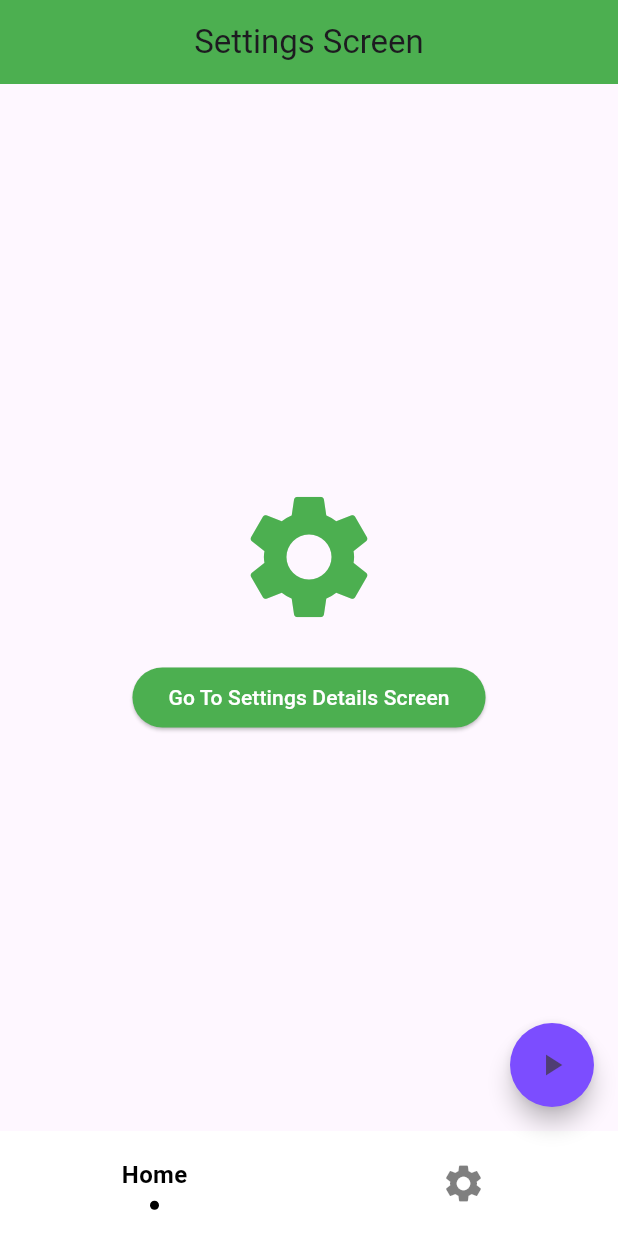
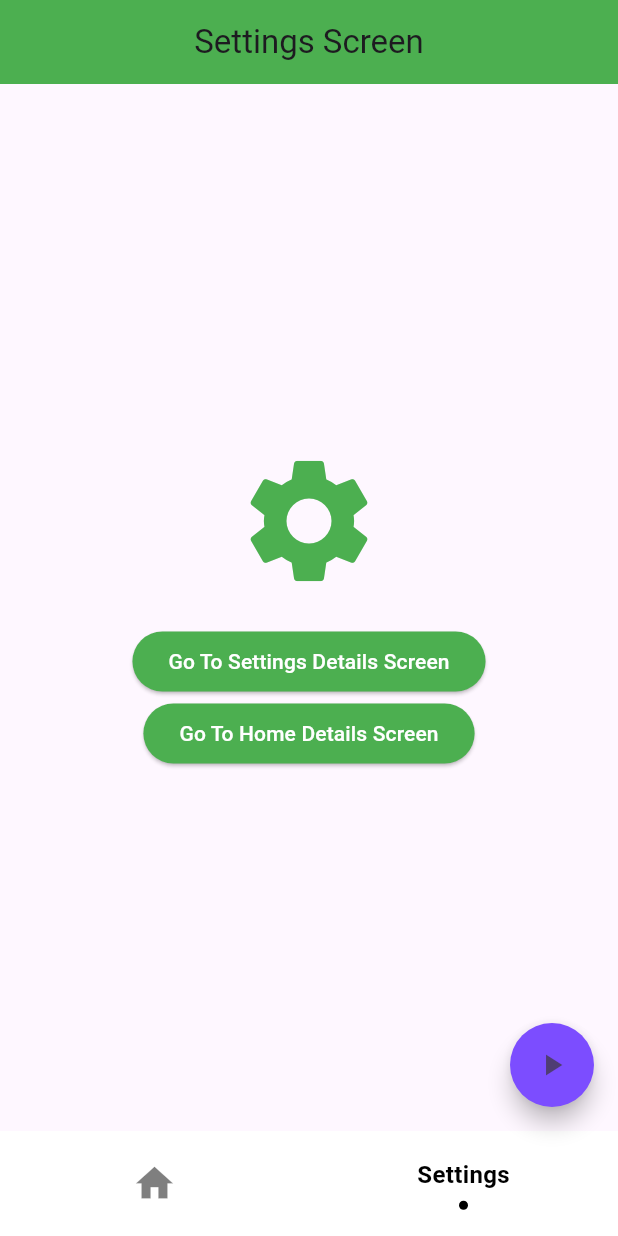
Before and after one commit to Neo-glitch/flutter_go_router_nested_nav, a Flutter app: the SettingsScreen screen opened by its route, on a phone screen of 412 x 824 dp. Run offline on Flutter 3.47's test engine with Material 3 defaults, Android fonts, the phone set to English and light mode, and no system bars; drawn by our look-alikes of sliding_clipped_nav_bar; our stand-ins replace go_router.

Commit message:
made change to handle update to the navigation bar when we go the nested routes of bottom nav screen

```diff
--- a/lib/views/home_screen.dart
+++ b/lib/views/home_screen.dart
@@ -27,7 +27,7 @@ class HomeScreen extends StatelessWidget {
           ),
           ElevatedButton(
             onPressed: () {
-              context.goNamed("home_details");
+              context.pushNamed("home_details");
             },
             style: ElevatedButton.styleFrom(
               backgroundColor: Colors.red,
--- a/lib/views/main_wrapper.dart
+++ b/lib/views/main_wrapper.dart
@@ -12,7 +12,7 @@ class MainWrapperScreen extends StatefulWidget {
 }
 
 class _MainWrapperScreenState extends State<MainWrapperScreen> {
-  int selectedIndex = 0;
+  // int selectedIndex = 0;
 
   void _goToBranch(int index) {
     widget.navigationShell.goBranch(
@@ -39,11 +39,11 @@ class _MainWrapperScreenState extends State<MainWrapperScreen> {
       ),
       bottomNavigationBar: SlidingClippedNavBar(
           backgroundColor: Colors.white,
-          selectedIndex: selectedIndex,
+          selectedIndex: widget.navigationShell.currentIndex,
           onButtonPressed: (index) {
-            setState(() {
-              selectedIndex = index;
-            });
+            // setState(() {
+            //   selectedIndex = index;
+            // });
             _goToBranch(index);
           },
           barItems: [
--- a/lib/views/settings_screen.dart
+++ b/lib/views/settings_screen.dart
@@ -36,6 +36,18 @@ class SettingsScreen extends StatelessWidget {
             child: const Text(
               "Go To Settings Details Screen",
             ),
+          ),
+          ElevatedButton(
+            onPressed: () {
+              context.goNamed("home_details");
+            },
+            style: ElevatedButton.styleFrom(
+              backgroundColor: Colors.green,
+              foregroundColor: Colors.white,
+            ),
+            child: const Text(
+              "Go To Home Details Screen",
+            ),
           )
         ],
       ),
```
